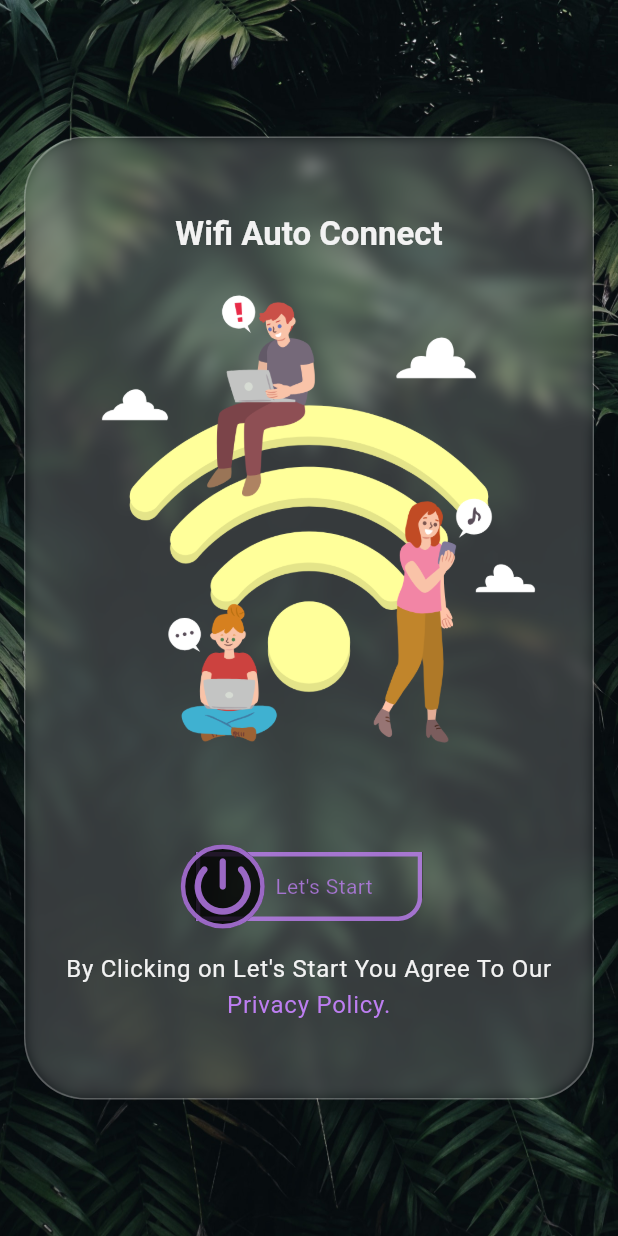
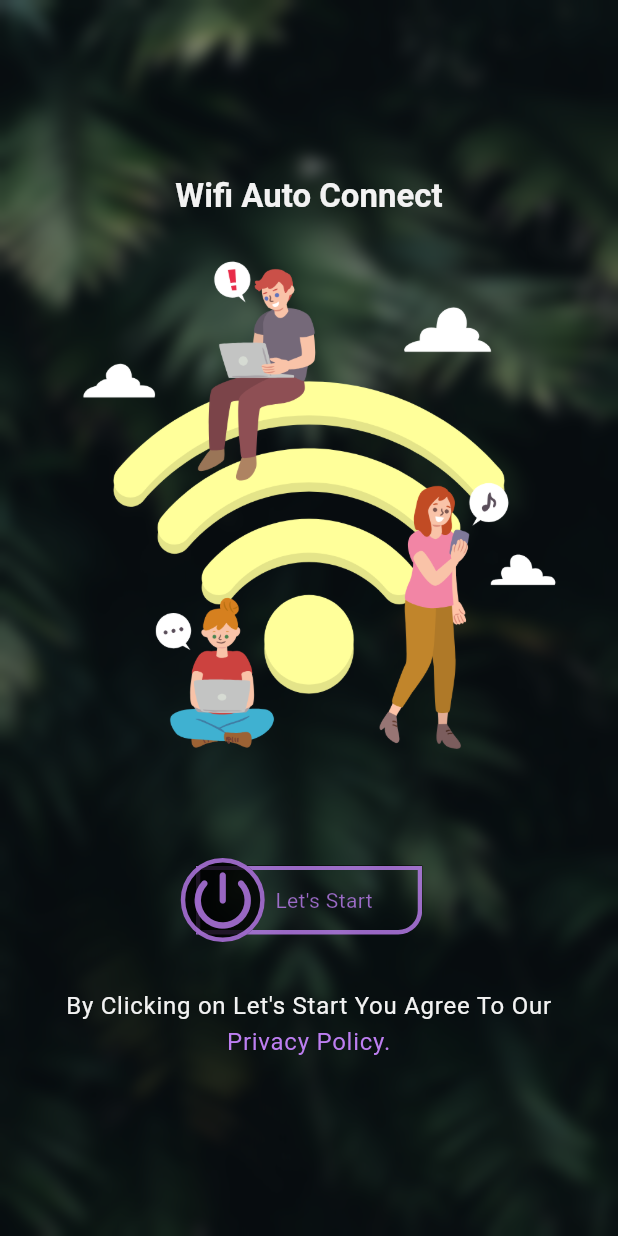
Before and after one commit to Zimmer550i/wifi_auto_connect, a Flutter app: the screen it shows after launch, on a phone screen of 412 x 824 dp. Run offline on Flutter 3.47's test engine with Material 3 defaults, Android fonts, the light colour scheme and no system bars; drawn by our look-alikes of shimmer; our stand-ins replace audioplayers, get.

Commit message:
feat: GlassMorphism removed from lauchpage

```diff
--- a/lib/pages/launch_page.dart
+++ b/lib/pages/launch_page.dart
@@ -21,17 +21,6 @@ class LaunchPage extends StatelessWidget {
             fit: BoxFit.cover,
           ),
           Center(
-            child: Padding(
-              padding: const EdgeInsets.symmetric(horizontal: 16, ),
-              // padding: const EdgeInsets.symmetric(horizontal: 0, ),
-              child: Container(
-                decoration: BoxDecoration(
-                  borderRadius: BorderRadius.circular(MediaQuery.of(context).size.width/10),
-                  border: Border.all(color: whiteColor.withOpacity(0.2)),
-                  color: whiteColor.withOpacity(0.2),
-                ),
-                child: ClipRRect(
-                  borderRadius: BorderRadius.circular(MediaQuery.of(context).size.width/10),
             child: BackdropFilter(
               filter: ImageFilter.blur(sigmaX: 5, sigmaY: 5),
               child: Column(
@@ -48,7 +37,10 @@ class LaunchPage extends StatelessWidget {
                   ),
                   Image.asset("assets/logo.png"),
                   const SlideButton(),
-                        RichText(
+                  const SizedBox(height: 16,),
+                  Padding(
+                    padding: const EdgeInsets.symmetric(horizontal: 16.0),
+                    child: RichText(
                       textAlign: TextAlign.center,
                       text: TextSpan(
                         style: DefaultTextStyle.of(context).style,
@@ -68,17 +60,15 @@ class LaunchPage extends StatelessWidget {
                             text: "Privacy Policy.",
                             recognizer: TapGestureRecognizer()
                               ..onTap = () {
-                                    // Handle the privacy policy tap here
+
                               },
                           ),
                         ],
                       ),
                     ),
+                  ),
                   const SizedBox(height: 50),
                 ],
-                    ),
-                  ),
-                ),
               ),
             ),
           ),
```
Lines whose indentation alone changed are shown as unchanged.
